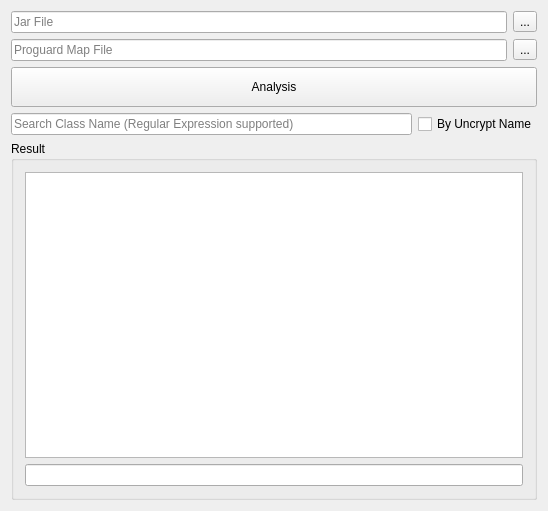
Before: the Qt Designer form ClassSpaceChecker/classspacechecker.ui in gunoodaddy/ClassSpaceChecker, drawn with Qt 5.
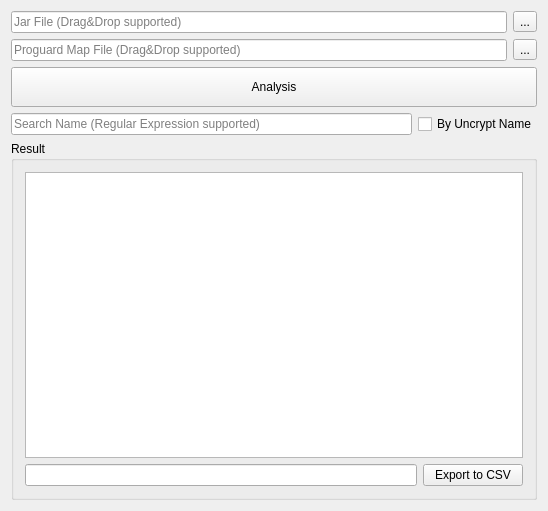
After: the same form once the commit is applied. Icons and pictures are not drawn.

Commit message: export to csv feature added

```diff
--- a/ClassSpaceChecker/classspacechecker.ui
+++ b/ClassSpaceChecker/classspacechecker.ui
@@ -26,7 +26,7 @@
         <item>
          <widget class="QLineEdit" name="lineEdit_JarFile">
           <property name="placeholderText">
-           <string>Jar File</string>
+           <string>Jar File (Drag&amp;Drop supported)</string>
           </property>
          </widget>
         </item>
@@ -44,7 +44,7 @@
         <item>
          <widget class="QLineEdit" name="lineEdit_MapFile">
           <property name="placeholderText">
-           <string>Proguard Map File</string>
+           <string>Proguard Map File (Drag&amp;Drop supported)</string>
           </property>
          </widget>
         </item>
@@ -89,7 +89,7 @@
         <item>
          <widget class="QLineEdit" name="lineEdit_Search">
           <property name="placeholderText">
-           <string>Search Class Name (Regular Expression supported)</string>
+           <string>Search Name (Regular Expression supported)</string>
           </property>
          </widget>
         </item>
@@ -125,11 +125,28 @@
           </widget>
          </item>
          <item>
-          <widget class="QLineEdit" name="lineEdit_Result">
-           <property name="readOnly">
-            <bool>true</bool>
-           </property>
-          </widget>
+          <layout class="QHBoxLayout" name="horizontalLayout_5">
+           <item>
+            <widget class="QLineEdit" name="lineEdit_Result">
+             <property name="readOnly">
+              <bool>true</bool>
+             </property>
+            </widget>
+           </item>
+           <item>
+            <widget class="QPushButton" name="pushButtonExportCSV">
+             <property name="minimumSize">
+              <size>
+               <width>100</width>
+               <height>0</height>
+              </size>
+             </property>
+             <property name="text">
+              <string>Export to CSV</string>
+             </property>
+            </widget>
+           </item>
+          </layout>
          </item>
         </layout>
        </widget>
```
Left out of the diff: 17 changed lines with no effect on the pictures. The commit also changes 4 other files.
